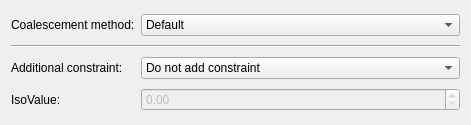
Qt form src/Interface/Modules/Fields/CoalesceMesh.ui (tarkpate/SCIRun) before a commit.
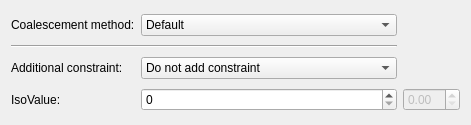
The same form after that commit.

What changed in the file:
```diff
--- a/src/Interface/Modules/Fields/CoalesceMesh.ui
+++ b/src/Interface/Modules/Fields/CoalesceMesh.ui
@@ -33,10 +33,17 @@
      </property>
     </widget>
    </item>
-   <item row="4" column="1">
+   <item row="4" column="2">
     <widget class="QDoubleSpinBox" name="isoValueSpinBox_">
      <property name="enabled">
       <bool>false</bool>
+     </property>
+    </widget>
+    </item>
+   <item row="4" column="1">
+    <widget class="QSpinBox" name="coalesceSpinBox_">
+     <property name="enabled">
+      <bool>true</bool>
      </property>
     </widget>
    </item>
```
